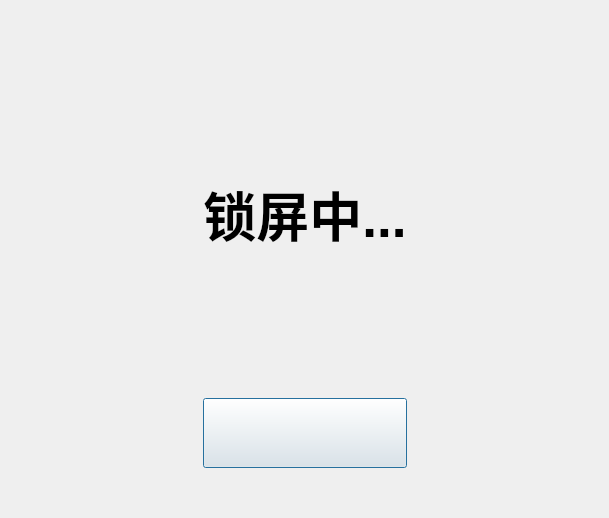
Old version of the form ui/lock_dialog.ui in the repository Mrjiong-ff/syt_hmi.
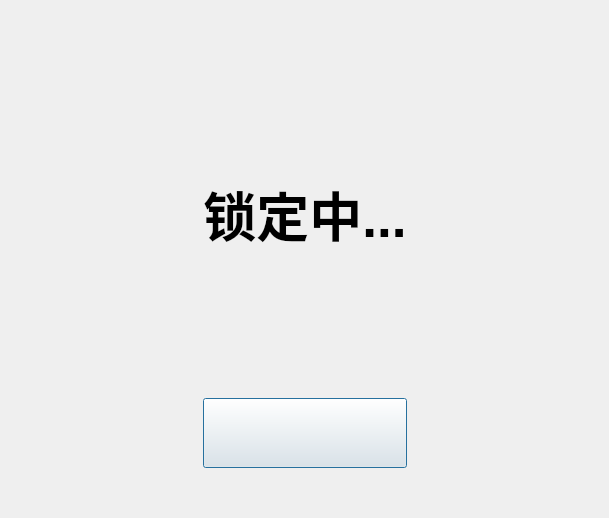
New version of the form. Custom widgets are drawn as their Qt base class.

```diff
--- a/ui/lock_dialog.ui
+++ b/ui/lock_dialog.ui
@@ -98,7 +98,7 @@
       </font>
      </property>
      <property name="text">
-      <string>锁屏中...</string>
+      <string>锁定中...</string>
      </property>
      <property name="alignment">
       <set>Qt::AlignCenter</set>
```
